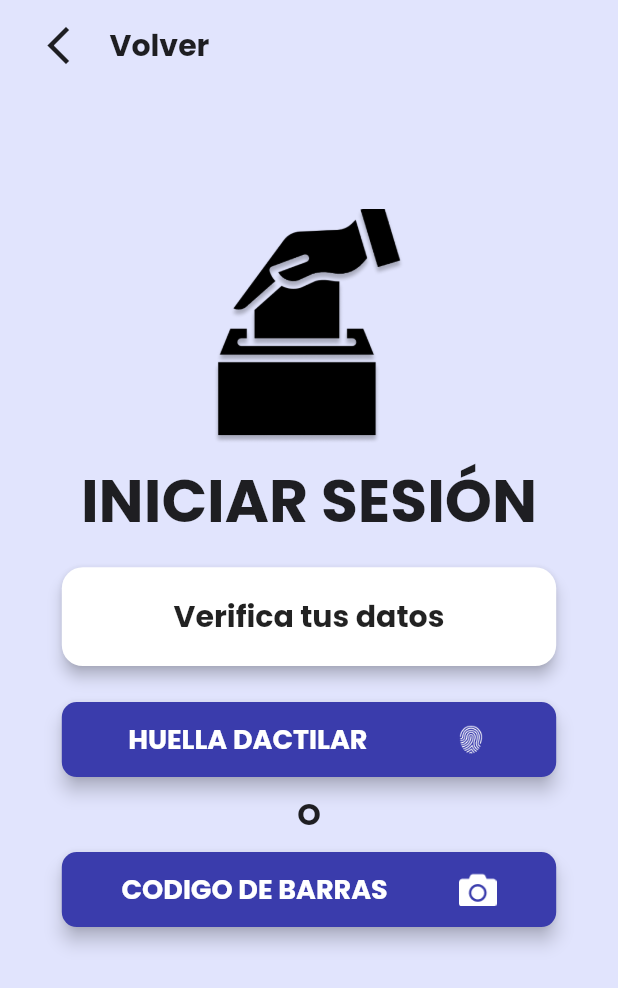
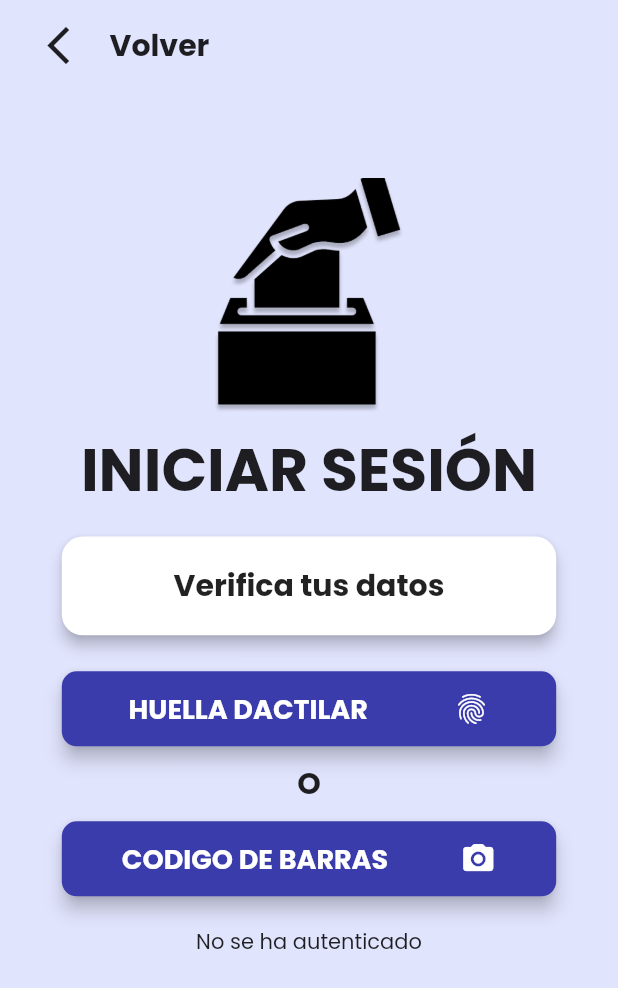
Before and after one commit to VotingSystemThesis/VotingSystemMobileApp, a Flutter app: the LoginPageScan screen opened by its route, on a phone screen of 412 x 824 dp. Shown: the top 988 px of the screen. Run offline on Flutter 3.47's test engine with Material 2 defaults, Android fonts, the light colour scheme and no system bars; our stand-ins replace local_auth; missing offline and left inert: biometric_storage, local_auth_android, local_auth_ios.

Commit message:
Adding fingerprint auth - just local auth

```diff
--- a/votingsystem/lib/views/auth/LoginPageScan.dart
+++ b/votingsystem/lib/views/auth/LoginPageScan.dart
@@ -1,8 +1,12 @@
+import 'package:biometric_storage/biometric_storage.dart';
 import 'package:flutter/material.dart';
 import 'package:votingsystem/utils/Utils.dart';
 import 'package:votingsystem/views/common/FormButton.dart';
 import 'package:votingsystem/views/common/FormTitle.dart';
 import 'package:votingsystem/views/common/MainBackground.dart';
+import 'package:local_auth/local_auth.dart';
+import 'package:local_auth_android/local_auth_android.dart';
+import 'package:local_auth_ios/local_auth_ios.dart';
 
 class LoginPageScan extends StatefulWidget {
   LoginPageScan({Key? key}) : super(key: key);
@@ -12,6 +16,51 @@ class LoginPageScan extends StatefulWidget {
 }
 
 class _LoginPageScanState extends State<LoginPageScan> {
+  final LocalAuthentication auth = LocalAuthentication();
+
+  bool isAuthenticated = false;
+
+  void authenticate() async {
+    bool canAuthenticateWithBiometrics = await auth.canCheckBiometrics;
+    bool canAuthenticate =
+        canAuthenticateWithBiometrics || await auth.isDeviceSupported();
+
+    /*final List<BiometricType> availableBiometrics =
+        await auth.getAvailableBiometrics();
+
+    if (availableBiometrics.isNotEmpty) {
+      final bool didAuthenticate = await auth.authenticate(
+        localizedReason:
+            'Por favor coloque su huella para continuar con la votación',
+        authMessages: <AuthMessages>[
+          AndroidAuthMessages(
+            signInTitle: 'Oops! Biometric authentication required!',
+            cancelButton: 'No thanks',
+          ),
+          IOSAuthMessages(
+            cancelButton: 'No thanks',
+          ),
+        ],
+        options: const AuthenticationOptions(biometricOnly: true),
+      );
+      final store = BiometricStorage().getStorage('mystorage');
+
+      setState(() {
+        isAuthenticated = didAuthenticate;
+      });
+    }
+
+    if (availableBiometrics.contains(BiometricType.strong) ||
+        availableBiometrics.contains(BiometricType.face)) {
+      // Specific types of biometrics are available.
+      // Use checks like this with caution!
+    }*/
+    final response = await BiometricStorage().canAuthenticate();
+    if (response != CanAuthenticateResponse.success) {
+      final store = BiometricStorage().getStorage('mystorage');
+    }
+  }
+
   Widget loginPageScanBody(screenWidth, screenHeight) {
     return Column(
       children: [
@@ -35,10 +84,12 @@ class _LoginPageScanState extends State<LoginPageScan> {
         RoundedButtonWidget(
           buttonText: "HUELLA DACTILAR",
           height: 50,
-          onpressed: () {},
+          onpressed: () {
+            authenticate();
+          },
           width: screenWidth * 0.8,
           useIcon: true,
-          iconUrl: 'huellaicon.png',
+          icon: Icons.fingerprint,
         ),
         SizedBox(
           height: 10,
@@ -53,8 +104,14 @@ class _LoginPageScanState extends State<LoginPageScan> {
           onpressed: () {},
           width: screenWidth * 0.8,
           useIcon: true,
-          iconUrl: 'camaraicon.png',
-        )
+          icon: Icons.camera_alt_rounded,
+        ),
+        SizedBox(
+          height: 20,
+        ),
+        isAuthenticated
+            ? Text("Se ha autenticado correctamnete")
+            : Text("No se ha autenticado")
       ],
     );
   }
--- a/votingsystem/lib/views/common/FormButton.dart
+++ b/votingsystem/lib/views/common/FormButton.dart
@@ -6,7 +6,7 @@ class RoundedButtonWidget extends StatelessWidget {
   final double height;
   final Function onpressed;
   bool useIcon;
-  String iconUrl;
+  IconData? icon;
 
   RoundedButtonWidget(
       {required this.buttonText,
@@ -14,7 +14,7 @@ class RoundedButtonWidget extends StatelessWidget {
       required this.height,
       required this.onpressed,
       this.useIcon = false,
-      this.iconUrl = ''});
+      this.icon});
 
   @override
   Widget build(BuildContext context) {
@@ -32,11 +32,7 @@ class RoundedButtonWidget extends StatelessWidget {
                   Text(buttonText,
                       style:
                           TextStyle(fontWeight: FontWeight.bold, fontSize: 18)),
-                  Image(
-                    image: AssetImage('assets/' + iconUrl),
-                    width: 25,
-                    height: 25,
-                  )
+                  Icon(this.icon)
                 ],
               )
             : Text(
--- a/votingsystem/pubspec.yaml
+++ b/votingsystem/pubspec.yaml
@@ -38,6 +38,8 @@ dependencies:
   rxdart: ^0.27.5
   http: ^0.13.4
   shared_preferences: ^2.0.15
+  local_auth: ^2.1.0
+  biometric_storage: ^4.1.3
 
 dev_dependencies:
   flutter_test:
```
Also changed, not shown: votingsystem/pubspec.lock, 7 other files.
